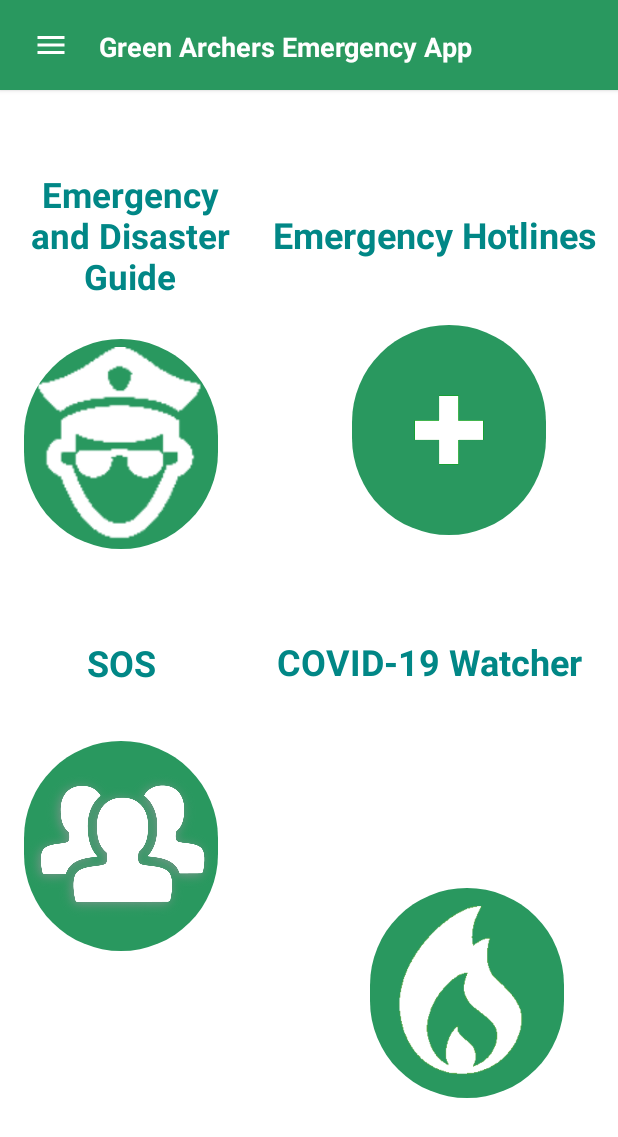
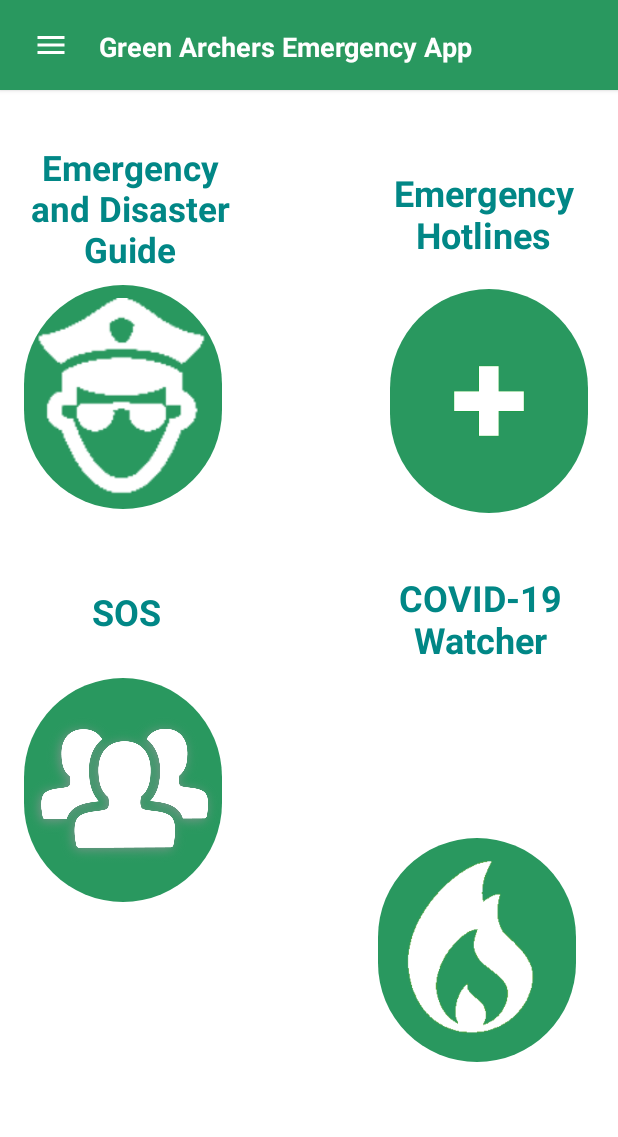
Before and after one commit to determinedamphibian/EmergencyApplication, an Android app: the screen it shows after launch (MainDashboardActivity), on a phone screen of 412 x 824 dp. Shown: the top 1137 px of the screen. Run offline under Robolectric (Android 15) with nearby library versions, the light colour scheme and no system bars; Roboto replaces fonts that are not available here.

Commit message:
Dashboard buttons adjusted

```diff
--- a/app/src/main/res/layout/activity_dashboard.xml
+++ b/app/src/main/res/layout/activity_dashboard.xml
@@ -21,11 +21,11 @@
 
     <ImageButton
         android:id="@+id/fire.imageButton"
-        android:layout_width="129dp"
-        android:layout_height="140dp"
-        android:layout_marginEnd="36dp"
-        android:layout_marginRight="36dp"
-        android:layout_marginBottom="92dp"
+        android:layout_width="132dp"
+        android:layout_height="149dp"
+        android:layout_marginEnd="28dp"
+        android:layout_marginRight="28dp"
+        android:layout_marginBottom="116dp"
         android:adjustViewBounds="true"
         android:background="@drawable/shape_drawable"
         android:scaleType="centerInside"
@@ -35,11 +35,11 @@
 
     <ImageButton
         android:id="@+id/medical.imageButton"
-        android:layout_width="129dp"
-        android:layout_height="140dp"
-        android:layout_marginTop="44dp"
-        android:layout_marginEnd="48dp"
-        android:layout_marginRight="48dp"
+        android:layout_width="132dp"
+        android:layout_height="149dp"
+        android:layout_marginTop="20dp"
+        android:layout_marginEnd="20dp"
+        android:layout_marginRight="20dp"
         android:adjustViewBounds="true"
         android:background="@drawable/shape_drawable"
         android:scaleType="centerInside"
@@ -49,11 +49,11 @@
 
     <ImageButton
         android:id="@+id/trustedContacts.imageButton"
-        android:layout_width="129dp"
-        android:layout_height="140dp"
+        android:layout_width="132dp"
+        android:layout_height="149dp"
         android:layout_marginStart="16dp"
         android:layout_marginLeft="16dp"
-        android:layout_marginTop="32dp"
+        android:layout_marginTop="28dp"
         android:adjustViewBounds="true"
         android:background="@drawable/shape_drawable"
         android:clickable="false"
@@ -64,12 +64,12 @@
 
     <TextView
         android:id="@+id/lbl.Fire"
-        android:layout_width="wrap_content"
+        android:layout_width="144dp"
         android:layout_height="wrap_content"
         android:layout_gravity="center_vertical"
-        android:layout_marginTop="68dp"
-        android:layout_marginEnd="24dp"
-        android:layout_marginRight="24dp"
+        android:layout_marginTop="40dp"
+        android:layout_marginEnd="20dp"
+        android:layout_marginRight="20dp"
         android:fontFamily="@font/assistant_light"
         android:gravity="center"
         android:text="COVID-19 Watcher"
@@ -81,12 +81,12 @@
 
     <TextView
         android:id="@+id/lbl.Medical"
-        android:layout_width="57dp"
-        android:layout_height="40dp"
+        android:layout_width="144dp"
+        android:layout_height="wrap_content"
         android:layout_gravity="center_vertical"
-        android:layout_marginStart="52dp"
-        android:layout_marginLeft="52dp"
-        android:layout_marginTop="56dp"
+        android:layout_marginStart="12dp"
+        android:layout_marginLeft="12dp"
+        android:layout_marginTop="52dp"
         android:fontFamily="@font/assistant_light"
         android:gravity="center"
         android:text="SOS"
@@ -99,7 +99,7 @@
     <TextView
         android:id="@+id/lbl.trustedContacts"
         android:layout_width="140dp"
-        android:layout_height="122dp"
+        android:layout_height="wrap_content"
         android:layout_gravity="center_vertical"
         android:layout_marginTop="96dp"
         android:fontFamily="@font/assistant_light"
@@ -116,10 +116,12 @@
 
     <TextView
         android:id="@+id/lbl.Crime"
-        android:layout_width="wrap_content"
+        android:layout_width="140dp"
         android:layout_height="wrap_content"
         android:layout_gravity="center_vertical"
-        android:layout_marginTop="140dp"
+        android:layout_marginTop="112dp"
+        android:layout_marginEnd="20dp"
+        android:layout_marginRight="20dp"
         android:fontFamily="@font/assistant_light"
         android:gravity="center"
         android:text="Emergency Hotlines"
@@ -127,14 +129,12 @@
         android:textSize="24sp"
         android:textStyle="bold"
         app:layout_constraintEnd_toEndOf="parent"
-        app:layout_constraintHorizontal_bias="0.925"
-        app:layout_constraintStart_toStartOf="parent"
         app:layout_constraintTop_toTopOf="parent" />
 
     <ImageButton
         android:id="@+id/crime.imageButton"
-        android:layout_width="129dp"
-        android:layout_height="140dp"
+        android:layout_width="132dp"
+        android:layout_height="149dp"
         android:layout_marginStart="16dp"
         android:layout_marginLeft="16dp"
         android:layout_marginTop="8dp"
```
